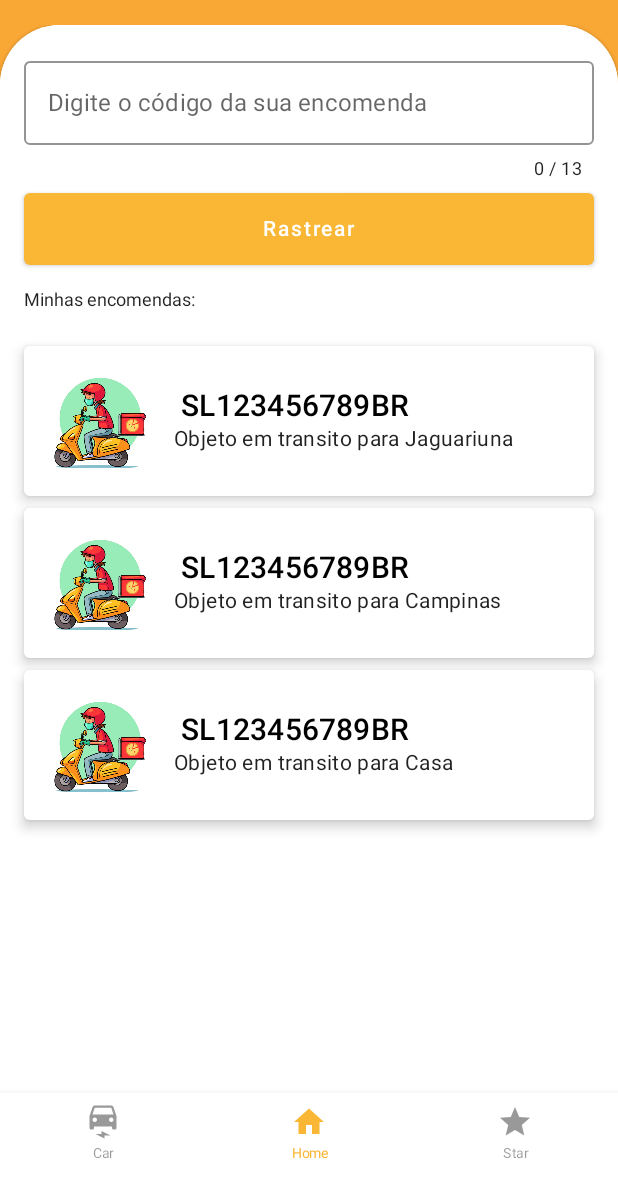
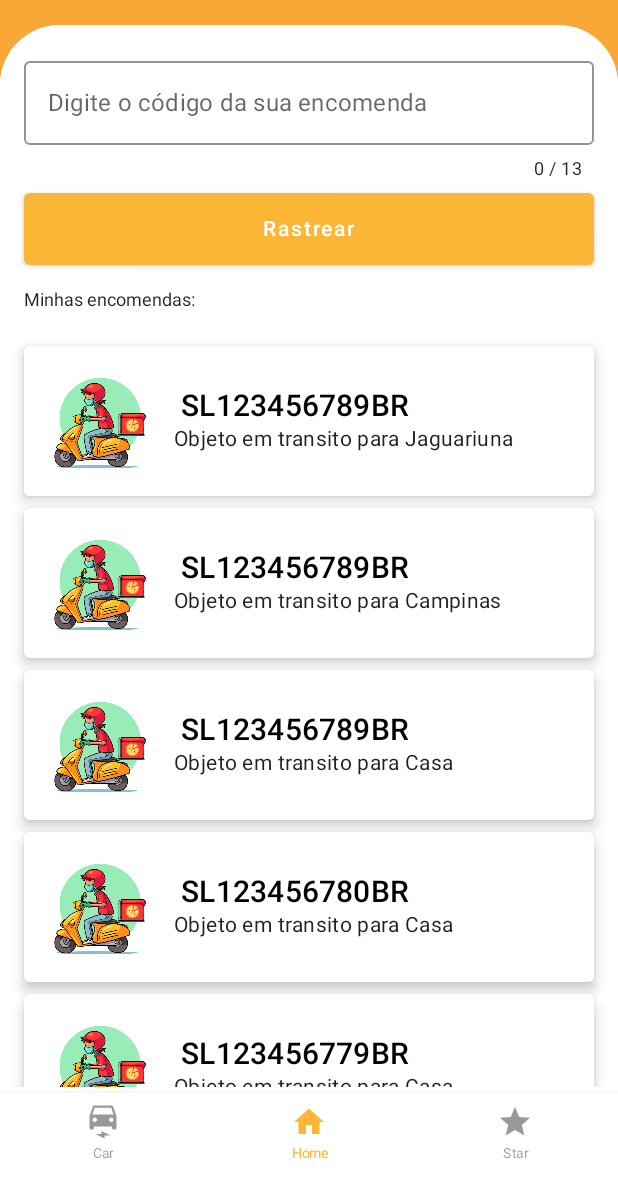
Before and after one commit to smborgesMobile/app-correios, an Android app built with Jetpack Compose: the screen it shows after launch (MainActivity), on a phone screen of 412 x 824 dp, the part 59-1236 px from its top. Run offline under Robolectric (Android 15) with nearby library versions, the phone set to English and light mode, and no system bars; our stand-ins replace accompanist.

Commit message:
Layout lista de itens.

```diff
--- a/app/src/main/java/br/com/smdevelopment/rastreamentocorreios/MainActivity.kt
+++ b/app/src/main/java/br/com/smdevelopment/rastreamentocorreios/MainActivity.kt
@@ -1,5 +1,6 @@
 package br.com.smdevelopment.rastreamentocorreios
 
+import android.annotation.SuppressLint
 import android.os.Bundle
 import androidx.activity.ComponentActivity
 import androidx.activity.compose.setContent
@@ -48,6 +49,7 @@ class MainActivity : ComponentActivity() {
     }
 }
 
+@SuppressLint("UnusedMaterialScaffoldPaddingParameter")
 @Composable
 @Preview
 fun MainScreenView() {
@@ -58,17 +60,15 @@ fun MainScreenView() {
         },
         bottomBar = {
             HomeBottomNavigation(navController = navController)
-        }) { paddingValues ->
+        }) {
         Column(
-            modifier = Modifier
-                .padding(paddingValues)
-                .background(primary700)
+            modifier = Modifier.background(primary700)
         ) {
             Card(
                 shape = RoundedCornerShape(topStart = 40.dp, topEnd = 40.dp),
                 modifier = Modifier.fillMaxSize(),
             ) {
-                Box(modifier = Modifier.padding(bottom = 96.dp)) {
+                Box(modifier = Modifier.padding(bottom = 60.dp)) {
                     NavigationGraph(navController = navController)
                 }
             }
--- a/app/src/main/java/br/com/smdevelopment/rastreamentocorreios/presentation/home/screens/HomeScreen.kt
+++ b/app/src/main/java/br/com/smdevelopment/rastreamentocorreios/presentation/home/screens/HomeScreen.kt
@@ -58,6 +58,16 @@ private fun getList() = listOf(
         code = " SL123456789BR",
         imageRes = R.drawable.delivery_icon,
         description = "Objeto em transito para Casa"
+    ),
+    DeliveryItem(
+        code = " SL123456780BR",
+        imageRes = R.drawable.delivery_icon,
+        description = "Objeto em transito para Casa"
+    ),
+    DeliveryItem(
+        code = " SL123456779BR",
+        imageRes = R.drawable.delivery_icon,
+        description = "Objeto em transito para Casa"
     )
 )
 
```
